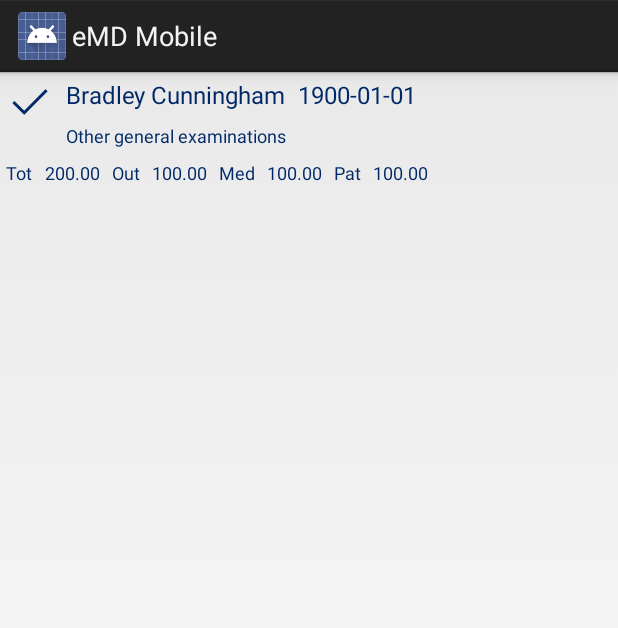
After one commit to BradAdonis/EMDMobile, an Android app: the layout claim_item_list.xml on its own in the app's theme, with its tools: preview values and no code run, on a phone screen of 412 x 824 dp. The commit adds this screen. Shown: the top 628 px of the screen. Run offline under Robolectric (Android 15) with nearby library versions, the phone set to English and light mode, and no system bars.

Commit message:
Adding the components form the claims

```diff
--- /dev/null
+++ b/app/src/main/java/com/emd/emdmobile/app/claimDetails.java
@@ -0,0 +1,18 @@
+package com.emd.emdmobile.app;
+
+import java.io.Serializable;
+
+public class claimDetails implements Serializable {
+
+    public String Identifier;
+    public String LastModified;
+    public String Patient;
+    public String MedicalAid;
+    public String MedicalAidOption;
+    public String VisitDate;
+    public String TotalCharged;
+    public String TotalMedicalAidCharged;
+    public String TotalPatientCharged;
+    public String TotalOutstanding;
+    public String ICDDescr;
+}
--- /dev/null
+++ b/app/src/main/java/com/emd/emdmobile/app/claimItemList.java
@@ -0,0 +1,62 @@
+package com.emd.emdmobile.app;
+
+import android.app.Activity;
+import android.view.LayoutInflater;
+import android.view.View;
+import android.view.ViewGroup;
+import android.widget.ArrayAdapter;
+import android.widget.ImageView;
+import android.widget.TextView;
+
+import org.w3c.dom.Text;
+
+import java.util.ArrayList;
+
+/**
+ * Created by Bradl_000 on 2014-09-30.
+ */
+public class claimItemList extends ArrayAdapter<String> {
+
+    private final Activity context;
+    private final ArrayList<claimDetails> Claims;
+    private final static String strUnknown = "unknown";
+
+    public claimItemList(Activity context, ArrayList<claimDetails> claims, String[] claimids){
+        super(context, R.layout.claim_item_list,claimids);
+        this.context = context;
+        Claims = claims;
+    }
+
+    @Override
+    public View getView(int position, View view, ViewGroup parent){
+        LayoutInflater inflator = context.getLayoutInflater();
+        View rowView = inflator.inflate(R.layout.claim_item_list,null,true);
+
+        ImageView imgStatus = (ImageView)rowView.findViewById(R.id.imgClaimStatus);
+        TextView txtPatient = (TextView) rowView.findViewById(R.id.txtPatientName);
+        TextView txtVisDate = (TextView) rowView.findViewById(R.id.txtICD);
+        TextView txtTotalCharged = (TextView) rowView.findViewById(R.id.txtTotalCharged);
+        TextView txtOutstanding = (TextView) rowView.findViewById(R.id.txtOutstanding);
+        TextView txtPatientCharged = (TextView) rowView.findViewById(R.id.txtPatientCharged);
+        TextView txtMedicalCharged = (TextView) rowView.findViewById(R.id.txtMedicalAidCharged);
+
+        claimDetails c = Claims.get(position);
+
+        if(c.TotalOutstanding == "0"){
+            imgStatus.setImageResource(R.drawable.ic_action_approve);
+        }
+        else{
+            imgStatus.setImageResource(R.drawable.ic_action_reject);
+        }
+
+        txtPatient.setText(c.Patient);
+        txtVisDate.setText(c.VisitDate);
+        txtTotalCharged.setText(c.TotalCharged);
+        txtOutstanding.setText(c.TotalPatientCharged);
+        txtMedicalCharged.setText(c.TotalMedicalAidCharged);
+        txtPatientCharged.setText(c.TotalPatientCharged);
+
+        return rowView;
+    }
+
+}
--- a/app/src/main/java/com/emd/emdmobile/app/emdSession.java
+++ b/app/src/main/java/com/emd/emdmobile/app/emdSession.java
@@ -97,6 +97,11 @@ public class emdSession implements Serializable {
         return url;
     }
 
+    public String getClaimURL(String modDate){
+        String url = webDetails.Protocol + "://" + webDetails.Server + "/" + webDetails.Sys + "/database/claim/" + getDB() + "?moddate=" + modDate;
+        return url;
+    }
+
     public void showToast(Activity a,String Message){
         LayoutInflater inflator = a.getLayoutInflater();
         View layout = inflator.inflate(R.layout.custom_toast, (ViewGroup) a.findViewById(R.id.toast_layout_root));
--- /dev/null
+++ b/app/src/main/res/layout/claim_item_list.xml
@@ -0,0 +1,123 @@
+<?xml version="1.0" encoding="utf-8"?>
+
+<RelativeLayout xmlns:android="http://schemas.android.com/apk/res/android"
+    android:layout_width="match_parent"
+    android:layout_height="wrap_content"
+    android:orientation="horizontal">
+
+    <ImageView
+        android:layout_width="wrap_content"
+        android:layout_height="wrap_content"
+        android:id="@+id/imgClaimStatus"
+        android:src="@drawable/ic_action_approve"
+        android:layout_margin="@dimen/item_spacing"/>
+
+    <TextView
+        android:layout_width="wrap_content"
+        android:layout_height="wrap_content"
+        android:id="@+id/txtPatientName"
+        android:layout_toRightOf="@+id/imgClaimStatus"
+        android:layout_margin="@dimen/item_spacing"
+        android:textSize="@dimen/contentPrimary"
+        android:text="@string/claimPatientName"/>
+
+    <TextView
+        android:layout_width="wrap_content"
+        android:layout_height="wrap_content"
+        android:id="@+id/txtVisitDate"
+        android:layout_toRightOf="@+id/txtPatientName"
+        android:layout_margin="@dimen/item_spacing"
+        android:textSize="@dimen/contentPrimary"
+        android:text="@string/claimVisitDate"/>
+
+    <TextView
+        android:layout_width="wrap_content"
+        android:layout_height="wrap_content"
+        android:id="@+id/txtICD"
+        android:layout_toRightOf="@id/imgClaimStatus"
+        android:layout_below="@id/txtPatientName"
+        android:layout_margin="@dimen/item_spacing"
+        android:textSize="@dimen/contentSecondary"
+        android:text="@string/claimICD"/>
+
+    <TextView
+        android:layout_width="wrap_content"
+        android:layout_height="wrap_content"
+        android:id="@+id/txtTotalHeader"
+        android:layout_below="@id/txtICD"
+        android:layout_margin="@dimen/item_spacing"
+        android:textSize="@dimen/contentSecondary"
+        android:text="@string/claimTotalHeader"/>
+
+    <TextView
+        android:layout_width="wrap_content"
+        android:layout_height="wrap_content"
+        android:id="@+id/txtTotalCharged"
+        android:layout_toRightOf="@id/txtTotalHeader"
+        android:layout_below="@id/txtICD"
+        android:layout_margin="@dimen/item_spacing"
+        android:textSize="@dimen/contentSecondary"
+        android:text="@string/claimTotalCharged"/>
+
+    <TextView
+        android:layout_width="wrap_content"
+        android:layout_height="wrap_content"
+        android:id="@+id/txtOutstandingHeader"
+        android:layout_toRightOf="@id/txtTotalCharged"
+        android:layout_below="@id/txtICD"
+        android:layout_margin="@dimen/item_spacing"
+        android:textSize="@dimen/contentSecondary"
+        android:text="@string/claimOutHeader"/>
+
+    <TextView
+        android:layout_width="wrap_content"
+        android:layout_height="wrap_content"
+        android:id="@+id/txtOutstanding"
+        android:layout_toRightOf="@id/txtOutstandingHeader"
+        android:layout_below="@id/txtICD"
+        android:layout_margin="@dimen/item_spacing"
+        android:textSize="@dimen/contentSecondary"
+        android:text="@string/claimTotalOutstanding"/>
+
+    <TextView
+        android:layout_width="wrap_content"
+        android:layout_height="wrap_content"
+        android:id="@+id/txtMedicalAidHeader"
+        android:layout_toRightOf="@id/txtOutstanding"
+        android:layout_below="@id/txtICD"
+        android:layout_margin="@dimen/item_spacing"
+        android:textSize="@dimen/contentSecondary"
+        android:text="@string/claimMedAidHeader"/>
+
+    <TextView
+        android:layout_width="wrap_content"
+        android:layout_height="wrap_content"
+        android:id="@+id/txtMedicalAidCharged"
+        android:layout_toRightOf="@id/txtMedicalAidHeader"
+        android:layout_below="@id/txtICD"
+        android:layout_margin="@dimen/item_spacing"
+        android:textSize="@dimen/contentSecondary"
+        android:text="@string/claimTotalMedicalCharged"/>
+
+    <TextView
+        android:layout_width="wrap_content"
+        android:layout_height="wrap_content"
+        android:id="@+id/txtPatientHeader"
+        android:layout_toRightOf="@id/txtMedicalAidCharged"
+        android:layout_below="@id/txtICD"
+        android:layout_margin="@dimen/item_spacing"
+        android:textSize="@dimen/contentSecondary"
+        android:text="@string/claimPatHeader"/>
+
+    <TextView
+        android:layout_width="wrap_content"
+        android:layout_height="wrap_content"
+        android:id="@+id/txtPatientCharged"
+        android:layout_toRightOf="@id/txtPatientHeader"
+        android:layout_below="@id/txtICD"
+        android:layout_margin="@dimen/item_spacing"
+        android:textSize="@dimen/contentSecondary"
+        android:text="@string/claimTotalPatientCharged"/>
+
+
+</RelativeLayout>
--- a/app/src/main/res/values/strings.xml
+++ b/app/src/main/res/values/strings.xml
@@ -102,5 +102,18 @@
     <string name="patientContact">0832582085</string>
     <string name="patientAddress">28 Rove Park Gardens Parkrand</string>
     <string name="title_activity_web_view">webViewActivity</string>
-
+    <!--Claim Item List-->
+    <string name="claimPatientName">Bradley Cunningham</string>
+    <string name="claimMedicalAid">Discovery</string>
+    <string name="claimMedicalOption">Classic Saver</string>
+    <string name="claimVisitDate">1900-01-01</string>
+    <string name="claimTotalCharged">200.00</string>
+    <string name="claimTotalMedicalCharged">100.00</string>
+    <string name="claimTotalPatientCharged">100.00</string>
+    <string name="claimTotalOutstanding">100.00</string>
+    <string name="claimICD">Other general examinations</string>
+    <string name="claimTotalHeader">Tot</string>
+    <string name="claimMedAidHeader">Med</string>
+    <string name="claimPatHeader">Pat</string>
+    <string name="claimOutHeader">Out</string>
 </resources>
```
Also changed, not shown: app/src/main/res/drawable-hdpi/ic_action_approve.png (added), app/src/main/res/drawable-hdpi/ic_action_reject.png (added), app/src/main/res/drawable-mdpi/ic_action_approve.png (added), app/src/main/res/drawable-mdpi/ic_action_reject.png (added), app/src/main/res/drawable-xhdpi/ic_action_approve.png (added), app/src/main/res/drawable-xhdpi/ic_action_reject.png (added), app/src/main/res/drawable-xxhdpi/ic_action_approve.png (added), app/src/main/res/drawable-xxhdpi/ic_action_reject.png (added).
